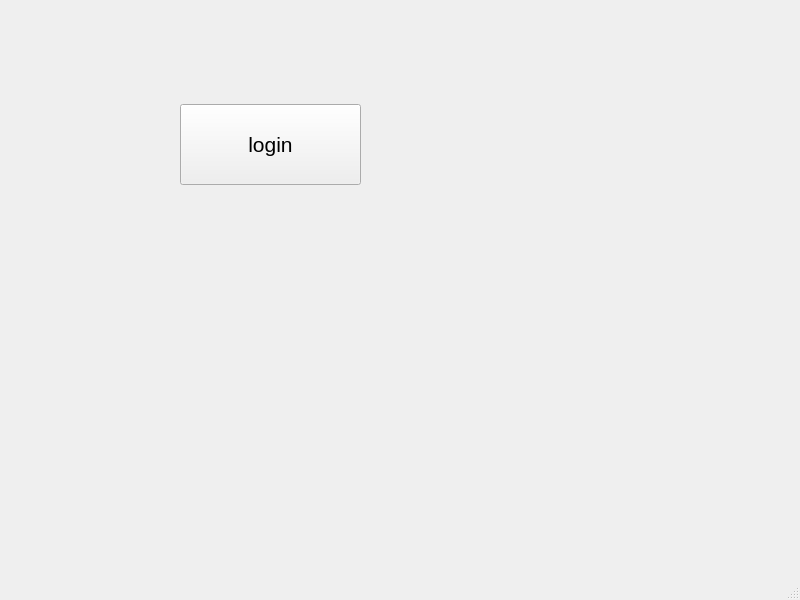
The window that bankautomat/mainwindow.ui (bank-2022/group4) describes before a commit, drawn with Qt 5.
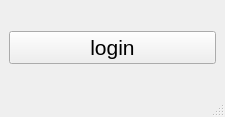
The same window after the commit.

What changed in the file:
```diff
--- a/bankautomat/mainwindow.ui
+++ b/bankautomat/mainwindow.ui
@@ -6,23 +6,17 @@
    <rect>
     <x>0</x>
     <y>0</y>
-    <width>800</width>
-    <height>600</height>
+    <width>225</width>
+    <height>117</height>
    </rect>
   </property>
   <property name="windowTitle">
    <string>MainWindow</string>
   </property>
   <widget class="QWidget" name="centralwidget">
+   <layout class="QVBoxLayout" name="verticalLayout">
+    <item>
    <widget class="QPushButton" name="btnLogin">
-    <property name="geometry">
-     <rect>
-      <x>180</x>
-      <y>104</y>
-      <width>181</width>
-      <height>81</height>
-     </rect>
-    </property>
     <property name="font">
      <font>
       <pointsize>16</pointsize>
@@ -32,6 +26,8 @@
      <string>login</string>
     </property>
    </widget>
+    </item>
+   </layout>
   </widget>
   <widget class="QMenuBar" name="menubar">
    <property name="geometry">
```
Left out of the diff: 2 changed lines with no effect on the pictures. Lines whose indentation alone changed are shown as unchanged.
